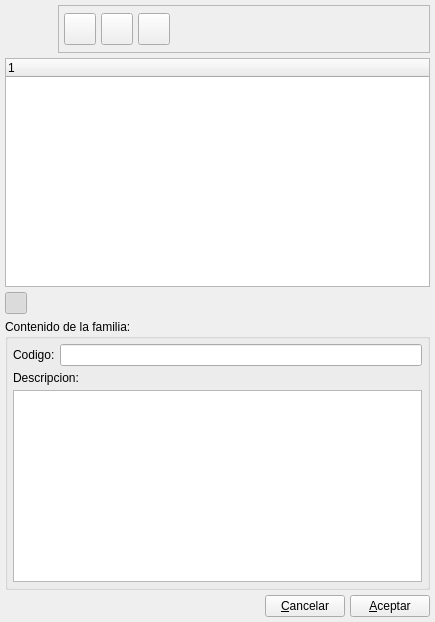
Qt form bulmages/bulmafact/src/tiposarticulobase.ui (eboladev/Bulmages-1) before a commit.
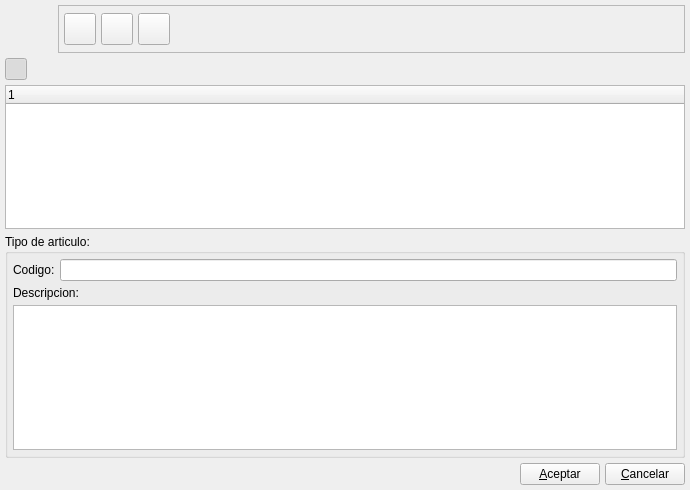
The same form after that commit. Icons and pictures are not drawn.

Commit message: mejoras en algunas ventanas

What changed in the file:
```diff
--- a/bulmages/bulmafact/src/tiposarticulobase.ui
+++ b/bulmages/bulmafact/src/tiposarticulobase.ui
@@ -6,8 +6,8 @@
    <rect>
     <x>0</x>
     <y>0</y>
-    <width>435</width>
-    <height>622</height>
+    <width>690</width>
+    <height>490</height>
    </rect>
   </property>
   <property name="windowTitle" >
@@ -16,14 +16,170 @@
   <property name="windowIcon" >
    <iconset resource="../../bulmages.qrc" >:/Bulmafact32x32/images/png/32x32/i_bulmages_articulos_familias.32x32.png</iconset>
   </property>
-  <layout class="QVBoxLayout" >
+  <layout class="QGridLayout" >
    <property name="margin" >
     <number>5</number>
    </property>
    <property name="spacing" >
     <number>5</number>
    </property>
-   <item>
+   <item row="2" column="0" >
+    <widget class="QTreeWidget" name="m_listTipos" />
+   </item>
+   <item row="4" column="0" >
+    <layout class="QHBoxLayout" >
+     <property name="margin" >
+      <number>0</number>
+     </property>
+     <property name="spacing" >
+      <number>5</number>
+     </property>
+     <item>
+      <spacer>
+       <property name="orientation" >
+        <enum>Qt::Horizontal</enum>
+       </property>
+       <property name="sizeHint" >
+        <size>
+         <width>581</width>
+         <height>20</height>
+        </size>
+       </property>
+      </spacer>
+     </item>
+     <item>
+      <widget class="QPushButton" name="mui_aceptar" >
+       <property name="text" >
+        <string>&amp;Aceptar</string>
+       </property>
+      </widget>
+     </item>
+     <item>
+      <widget class="QPushButton" name="mui_cancelar" >
+       <property name="text" >
+        <string>&amp;Cancelar</string>
+       </property>
+      </widget>
+     </item>
+    </layout>
+   </item>
+   <item row="3" column="0" >
+    <widget class="QGroupBox" name="groupBox1" >
+     <property name="title" >
+      <string>Tipo de articulo:</string>
+     </property>
+     <layout class="QVBoxLayout" >
+      <property name="margin" >
+       <number>5</number>
+      </property>
+      <property name="spacing" >
+       <number>5</number>
+      </property>
+      <item>
+       <layout class="QHBoxLayout" >
+        <property name="margin" >
+         <number>0</number>
+        </property>
+        <property name="spacing" >
+         <number>5</number>
+        </property>
+        <item>
+         <widget class="QLabel" name="label" >
+          <property name="text" >
+           <string>Codigo:</string>
+          </property>
+         </widget>
+        </item>
+        <item>
+         <widget class="QLineEdit" name="m_codTipo" />
+        </item>
+       </layout>
+      </item>
+      <item>
+       <widget class="QLabel" name="label" >
+        <property name="sizePolicy" >
+         <sizepolicy>
+          <hsizetype>5</hsizetype>
+          <vsizetype>0</vsizetype>
+          <horstretch>0</horstretch>
+          <verstretch>0</verstretch>
+         </sizepolicy>
+        </property>
+        <property name="text" >
+         <string>Descripcion:</string>
+        </property>
+       </widget>
+      </item>
+      <item>
+       <widget class="QTextEdit" name="m_descTipo" />
+      </item>
+     </layout>
+    </widget>
+   </item>
+   <item row="1" column="0" >
+    <layout class="QHBoxLayout" >
+     <property name="margin" >
+      <number>0</number>
+     </property>
+     <property name="spacing" >
+      <number>5</number>
+     </property>
+     <item>
+      <widget class="QToolButton" name="mui_detalles" >
+       <property name="minimumSize" >
+        <size>
+         <width>22</width>
+         <height>22</height>
+        </size>
+       </property>
+       <property name="maximumSize" >
+        <size>
+         <width>22</width>
+         <height>22</height>
+        </size>
+       </property>
+       <property name="toolTip" >
+        <string>Mostrar / Ocultar detalle</string>
+       </property>
+       <property name="whatsThis" >
+        <string>Mostrar / Ocultar detalle</string>
+       </property>
+       <property name="text" >
+        <string/>
+       </property>
+       <property name="icon" >
+        <iconset resource="../../bulmages.qrc" >:/Genericos32x32/images/png/i_edit.png</iconset>
+       </property>
+       <property name="iconSize" >
+        <size>
+         <width>22</width>
+         <height>22</height>
+        </size>
+       </property>
+       <property name="checkable" >
+        <bool>true</bool>
+       </property>
+       <property name="checked" >
+        <bool>true</bool>
+       </property>
+      </widget>
+     </item>
+     <item>
+      <spacer>
+       <property name="orientation" >
+        <enum>Qt::Horizontal</enum>
+       </property>
+       <property name="sizeHint" >
+        <size>
+         <width>40</width>
+         <height>20</height>
+        </size>
+       </property>
+      </spacer>
+     </item>
+    </layout>
+   </item>
+   <item row="0" column="0" >
     <layout class="QHBoxLayout" >
      <property name="margin" >
       <number>0</number>
@@ -200,162 +356,6 @@
      </item>
     </layout>
    </item>
-   <item>
-    <widget class="QTreeWidget" name="m_listTipos" />
-   </item>
-   <item>
-    <layout class="QHBoxLayout" >
-     <property name="margin" >
-      <number>0</number>
-     </property>
-     <property name="spacing" >
-      <number>5</number>
-     </property>
-     <item>
-      <widget class="QToolButton" name="mui_detalles" >
-       <property name="minimumSize" >
-        <size>
-         <width>22</width>
-         <height>22</height>
-        </size>
-       </property>
-       <property name="maximumSize" >
-        <size>
-         <width>22</width>
-         <height>22</height>
-        </size>
-       </property>
-       <property name="toolTip" >
-        <string>Mostrar / Ocultar Detalle</string>
-       </property>
-       <property name="whatsThis" >
-        <string>Mostrar / Ocultar Detalle</string>
-       </property>
-       <property name="text" >
-        <string/>
-       </property>
-       <property name="icon" >
-        <iconset resource="../../bulmages.qrc" >:/Genericos32x32/images/png/i_edit.png</iconset>
-       </property>
-       <property name="iconSize" >
-        <size>
-         <width>22</width>
-         <height>22</height>
-        </size>
-       </property>
-       <property name="checkable" >
-        <bool>true</bool>
-       </property>
-       <property name="checked" >
-        <bool>true</bool>
-       </property>
-      </widget>
-     </item>
-     <item>
-      <spacer>
-       <property name="orientation" >
-        <enum>Qt::Horizontal</enum>
-       </property>
-       <property name="sizeHint" >
-        <size>
-         <width>40</width>
-         <height>20</height>
-        </size>
-       </property>
-      </spacer>
-     </item>
-    </layout>
-   </item>
-   <item>
-    <widget class="QGroupBox" name="groupBox1" >
-     <property name="title" >
-      <string>Contenido de la familia:</string>
-     </property>
-     <layout class="QVBoxLayout" >
-      <property name="margin" >
-       <number>5</number>
-      </property>
-      <property name="spacing" >
-       <number>5</number>
-      </property>
-      <item>
-       <layout class="QHBoxLayout" >
-        <property name="margin" >
-         <number>0</number>
-        </property>
-        <property name="spacing" >
-         <number>5</number>
-        </property>
-        <item>
-         <widget class="QLabel" name="label" >
-          <property name="text" >
-           <string>Codigo:</string>
-          </property>
-         </widget>
-        </item>
-        <item>
-         <widget class="QLineEdit" name="m_codTipo" />
-        </item>
-       </layout>
-      </item>
-      <item>
-       <widget class="QLabel" name="label" >
-        <property name="sizePolicy" >
-         <sizepolicy>
-          <hsizetype>5</hsizetype>
-          <vsizetype>0</vsizetype>
-          <horstretch>0</horstretch>
-          <verstretch>0</verstretch>
-         </sizepolicy>
-        </property>
-        <property name="text" >
-         <string>Descripcion:</string>
-        </property>
-       </widget>
-      </item>
-      <item>
-       <widget class="QTextEdit" name="m_descTipo" />
-      </item>
-     </layout>
-    </widget>
-   </item>
-   <item>
-    <layout class="QHBoxLayout" >
-     <property name="margin" >
-      <number>0</number>
-     </property>
-     <property name="spacing" >
-      <number>5</number>
-     </property>
-     <item>
-      <spacer>
-       <property name="orientation" >
-        <enum>Qt::Horizontal</enum>
-       </property>
-       <property name="sizeHint" >
-        <size>
-         <width>581</width>
-         <height>20</height>
-        </size>
-       </property>
-      </spacer>
-     </item>
-     <item>
-      <widget class="QPushButton" name="mui_cancelar" >
-       <property name="text" >
-        <string>&amp;Cancelar</string>
-       </property>
-      </widget>
-     </item>
-     <item>
-      <widget class="QPushButton" name="mui_aceptar" >
-       <property name="text" >
-        <string>&amp;Aceptar</string>
-       </property>
-      </widget>
-     </item>
-    </layout>
-   </item>
   </layout>
  </widget>
  <layoutdefault spacing="6" margin="11" />
```
The commit also changes 6 other files.
